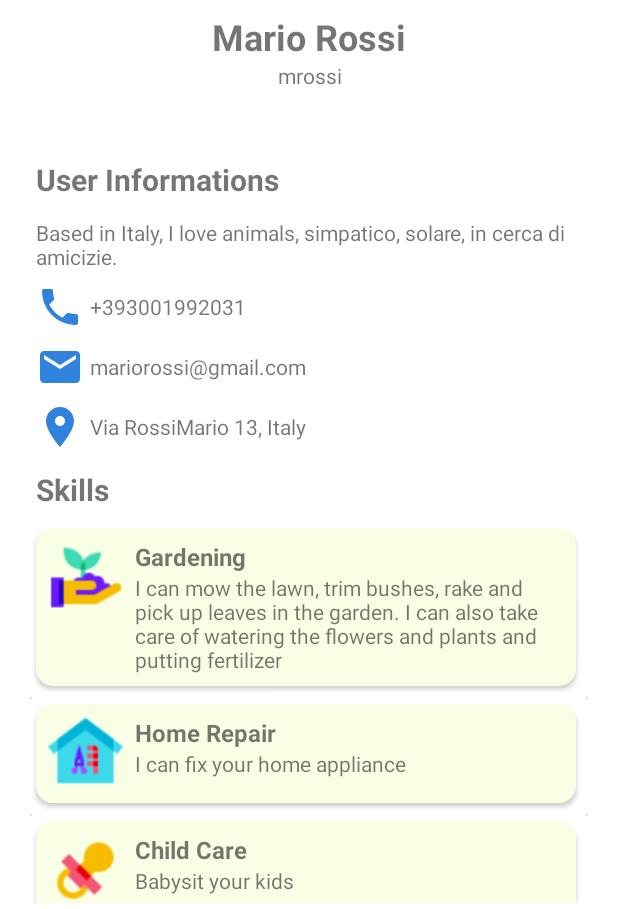
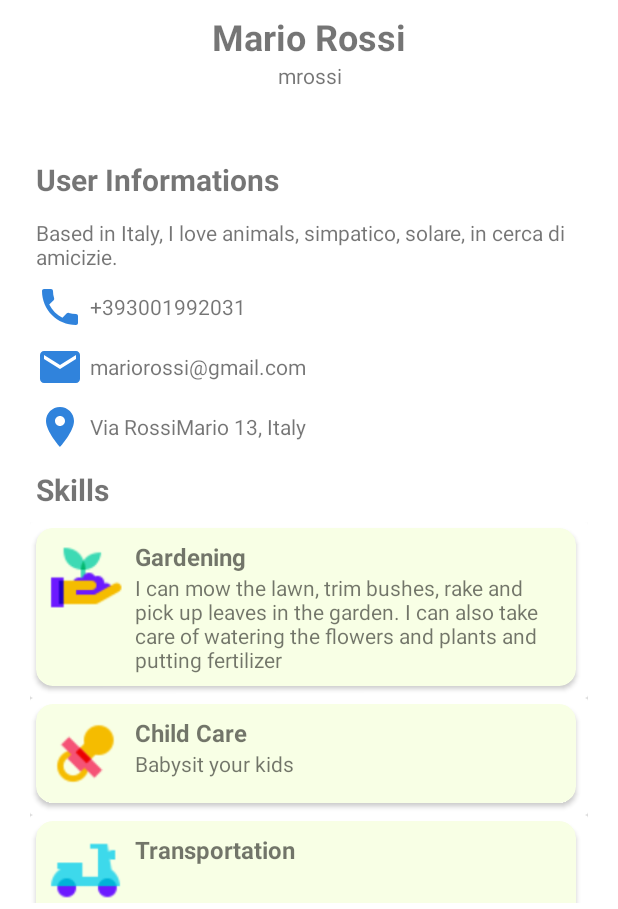
Before and after one commit to laib3/Chronomy, an Android app: the screen it shows after launch (ShowProfileActivity), on a phone screen of 412 x 824 dp, the part 327-1236 px from its top. Run offline under Robolectric (Android 15) with nearby library versions, the phone set to English and light mode, and no system bars.

Commit message:
feat: createSkills function

```diff
--- a/app/src/main/java/it/polito/showprofileactivity/ShowProfileActivity.kt
+++ b/app/src/main/java/it/polito/showprofileactivity/ShowProfileActivity.kt
@@ -44,6 +44,13 @@ class ShowProfileActivity: AppCompatActivity() {
 
     private lateinit var startForResult : ActivityResultLauncher<Intent>
 
+    fun createSkills () : List<Skill>{
+        // return a list of skills that contains all the titles present in skill.xml file
+        // src of a skill is the name with spaces replaced with underscore and lowercase
+        val skills:MutableList<Skill> = mutableListOf<Skill>()
+        resources.getStringArray(R.array.skills_array).forEach{ s -> skills.add(Skill(s, s.lowercase().replace(" ", "_"))) }
+        return skills
+    }
     override fun onCreate(savedInstanceState: Bundle?) {
 
         super.onCreate(savedInstanceState)
@@ -70,24 +77,44 @@ class ShowProfileActivity: AppCompatActivity() {
         // load from shared resources */
         loadContent()
 
-        val skills:MutableList<Skill> = mutableListOf<Skill>()
+        //val skills:MutableList<Skill> = mutableListOf<Skill>()
         // TO BE CHANGED LATER: initialize list of skills void and not active, if not loaded from memory (second time)
         // can use maybe a function called createSkills if loaded skills are empty
-        skills.add(Skill("Gardening", "gardening", true ,"I can mow the lawn, trim bushes, rake and pick up leaves in the garden. I can also take care of watering the flowers and plants and putting fertilizer"))
-        skills.add(Skill("Home Repair", "home_repair", true, "I can fix your home appliance"))
-        skills.add(Skill("Child Care", "child_care", true,"Babysit your kids"))
-        skills.add(Skill("Transportation", "transportation", true,  ""))
-        skills.add(Skill("Tutoring", "tutoring"))
-        skills.add(Skill("Wellness", "wellness"))
-        skills.add(Skill("Delivery", "delivery"))
-        skills.add(Skill("Companionship", "companionship"))
-        skills.add(Skill("Other", "other"))
+        //skills.add(Skill("Gardening", "gardening", true ,"I can mow the lawn, trim bushes, rake and pick up leaves in the garden. I can also take care of watering the flowers and plants and putting fertilizer"))
+        //skills.add(Skill("Home Repair", "home_repair", true, "I can fix your home appliance"))
+        //skills.add(Skill("Child Care", "child_care", true,"Babysit your kids"))
+        //skills.add(Skill("Transportation", "transportation", true,  ""))
+        //skills.add(Skill("Tutoring", "tutoring"))
+        //skills.add(Skill("Wellness", "wellness"))
+        //skills.add(Skill("Delivery", "delivery"))
+        //skills.add(Skill("Companionship", "companionship"))
+        //skills.add(Skill("Other", "other"))
+
+        val skills = createSkills()
+
+        // just static adding for testing TODO: REMOVE
+        skills.find { s -> s.title == "Gardening" }.apply {
+            this?.active = true
+            this?.description ="I can mow the lawn, trim bushes, rake and pick up leaves in the garden. I can also take care of watering the flowers and plants and putting fertilizer"
+        }
+        skills.find { s -> s.title == "Home Repair" }.apply {
+            this?.active = true
+            this?.description ="I can fix your home appliance"
+        }
+        skills.find { s -> s.title == "Child Care" }.apply {
+            this?.active = true
+            this?.description ="Babysit your kids"
+        }
+        skills.find { s -> s.title == "Transportation" }.apply {
+            this?.active = true
+        }
+        // TODO: REMOVE
 
         val iv = findViewById<ImageView>(R.id.profilePicture)
         iv.clipToOutline = true
 
         val skillsLayout = findViewById<LinearLayout>(R.id.skills)
-        // map skills to skill cards and add them to the layout
+        // map active skills to skill cards and add them to the layout
         skills.filter{ s -> s.active}.forEach {s -> skillsLayout.addView(SkillCard(this, s)) }
 
         startForResult = registerForActivityResult(ActivityResultContracts.StartActivityForResult()) { result: ActivityResult ->
--- a/app/src/main/res/values/skills.xml
+++ b/app/src/main/res/values/skills.xml
@@ -1,15 +1,15 @@
 <?xml version="1.0" encoding="utf-8"?>
 <resources>
     <string-array name="skills_array">
-        <item src="gardening">Gardening</item>
-        <item src="tutoring">Tutoring</item>
-        <item src="child_care">Child Care</item>
-        <item src="odd_jobs">Odd jobs</item>
-        <item src="home_repair" >Home repair</item>
-        <item src="wellness">Wellness</item>
-        <item src="delivery">Delivery</item>
-        <item src="transportation">Transportations</item>
-        <item src="companionship">Companionship</item>
-        <item src="other">Other</item>
+        <item name="gardening">Gardening</item>
+        <item name="tutoring">Tutoring</item>
+        <item name="child_care">Child Care</item>
+        <item name="odd_jobs">Odd jobs</item>
+        <item name="home_repair" >Home repair</item>
+        <item name="wellness">Wellness</item>
+        <item name="delivery">Delivery</item>
+        <item name="transportation">Transportation</item>
+        <item name="companionship">Companionship</item>
+        <item name="other">Other</item>
     </string-array>
 </resources>
```
Also changed, not shown: app/src/main/java/it/polito/showprofileactivity/Skill.kt (line endings or trailing spaces).
